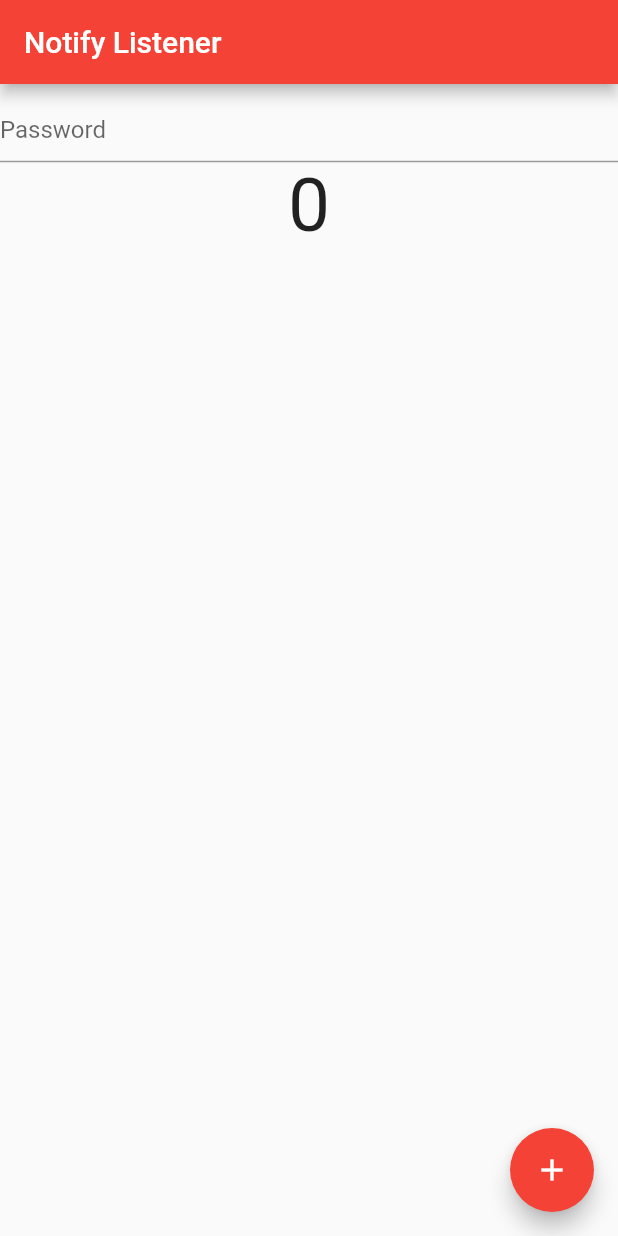
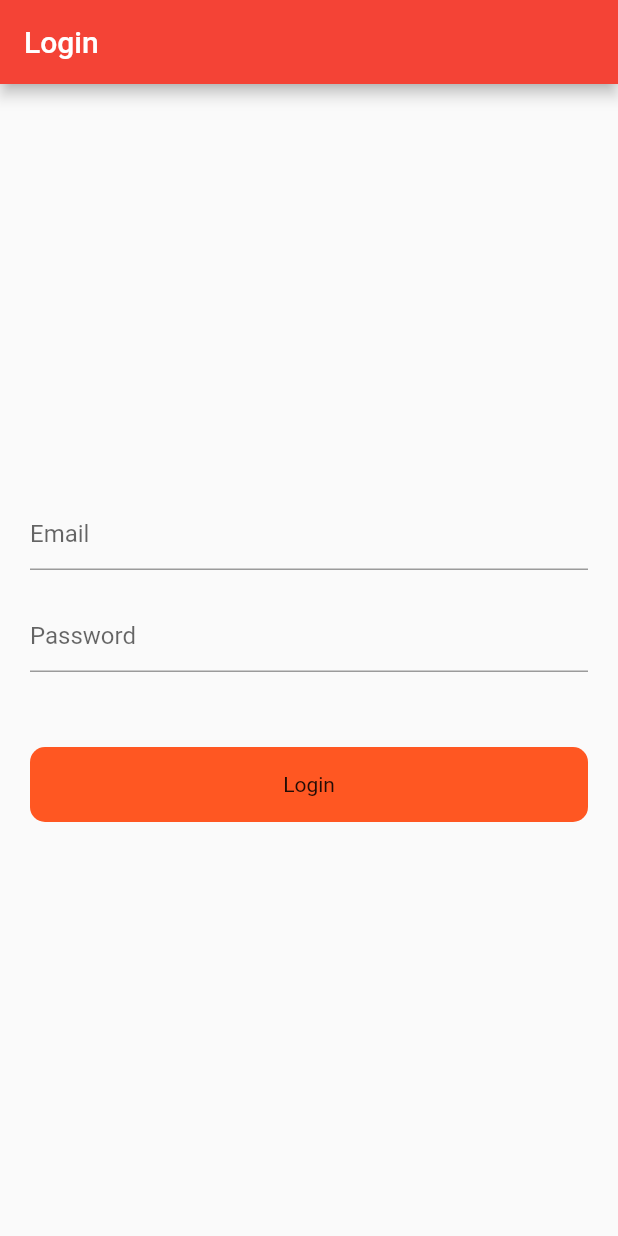
Before and after one commit to BaberHashmi512/Provider, a Flutter app: the screen it shows after launch, on a phone screen of 412 x 824 dp. Run offline on Flutter 3.47's test engine with Material 2 defaults, Android fonts, the phone set to English and light mode, and no system bars.

Commit message:
Provider Completed

```diff
--- a/lib/main.dart
+++ b/lib/main.dart
@@ -1,11 +1,11 @@
 import 'package:flutter/material.dart';
 import 'package:provider/provider.dart';
+import 'package:provider_app/provider/auth_provider.dart';
 import 'package:provider_app/provider/count_provider.dart';
 import 'package:provider_app/provider/example_one_provider.dart';
 import 'package:provider_app/provider/favourite_provider.dart';
 import 'package:provider_app/provider/theme_change_provider.dart';
-import 'package:provider_app/screen/dark_theme.dart';
-import 'package:provider_app/screen/value_notify_listener.dart';
+import 'package:provider_app/screen/login.dart';
 
 void main() {
   runApp(const MyApp());
@@ -22,6 +22,7 @@ class MyApp extends StatelessWidget {
           ChangeNotifierProvider(create: (_) => ExampleOneProvider()),
           ChangeNotifierProvider(create: (_) => FavouriteItemProvider()),
           ChangeNotifierProvider(create: (_) => ThemeChanger()),
+          ChangeNotifierProvider(create: (_) => AuthProvider()),
         ],
         child: Builder(builder: (BuildContext context) {
           final themeChanger = Provider.of<ThemeChanger>(context);
@@ -37,7 +38,7 @@ class MyApp extends StatelessWidget {
             ),
             darkTheme: ThemeData(
                 brightness: Brightness.dark, primarySwatch: Colors.purple),
-            home:  NotifyListenerScreen(),
+            home: const LoginScreen(),
           );
         }));
   }
--- /dev/null
+++ b/lib/provider/auth_provider.dart
@@ -0,0 +1,31 @@
+import 'package:flutter/foundation.dart';
+import 'package:http/http.dart';
+
+class AuthProvider with ChangeNotifier {
+  bool _loading = false;
+
+  bool get loading => _loading;
+
+  setLoading(bool value) {
+    _loading = value;
+    notifyListeners();
+  }
+
+  void login(String email, String password) async {
+    setLoading(true);
+    try {
+      Response response = await post(Uri.parse('https://reqres.in/api/login'),
+          body: {'email': email, 'password': password});
+      if (response.statusCode == 200) {
+        print("SuccessFully");
+        setLoading(false);
+      } else {
+        setLoading(false);
+        print("failed");
+      }
+    } catch (e) {
+      setLoading(false);
+      print(e.toString());
+    }
+  }
+}
--- /dev/null
+++ b/lib/screen/login.dart
@@ -0,0 +1,74 @@
+import 'package:flutter/material.dart';
+import 'package:provider/provider.dart';
+import 'package:provider_app/provider/auth_provider.dart';
+
+class LoginScreen extends StatefulWidget {
+  const LoginScreen({Key? key}) : super(key: key);
+
+  @override
+  State<LoginScreen> createState() => _LoginScreenState();
+}
+
+class _LoginScreenState extends State<LoginScreen> {
+  TextEditingController emailController = TextEditingController();
+  TextEditingController passwordController = TextEditingController();
+
+  @override
+  Widget build(BuildContext context) {
+    final authProvider = Provider.of<AuthProvider>(context);
+    return Scaffold(
+      appBar: AppBar(
+        title: const Text("Login"),
+      ),
+      body: Padding(
+        padding: const EdgeInsets.all(20.0),
+        child: Column(
+          mainAxisAlignment: MainAxisAlignment.center,
+          crossAxisAlignment: CrossAxisAlignment.center,
+          children: [
+            TextFormField(
+              controller: emailController,
+              decoration: const InputDecoration(
+                hintText: "Email",
+              ),
+            ),
+            const SizedBox(
+              height: 20,
+            ),
+            TextFormField(
+              obscureText: true,
+              controller: passwordController,
+              decoration: const InputDecoration(
+                hintText: "Password",
+              ),
+            ),
+            const SizedBox(
+              height: 50,
+            ),
+            InkWell(
+              onTap: () {
+                authProvider.login(
+                  emailController.text.toString(),
+                  passwordController.text.toString(),
+                );
+              },
+              child: Container(
+                height: 50,
+                decoration: BoxDecoration(
+                    color: Colors.deepOrange,
+                    borderRadius: BorderRadius.circular(10)),
+                child: Center(
+                  child: authProvider.loading
+                      ? const CircularProgressIndicator(
+                          color: Colors.white,
+                        )
+                      : const Text("Login"),
+                ),
+              ),
+            )
+          ],
+        ),
+      ),
+    );
+  }
+}
--- a/pubspec.yaml
+++ b/pubspec.yaml
@@ -36,6 +36,7 @@ dependencies:
   # Use with the CupertinoIcons class for iOS style icons.
   cupertino_icons: ^1.0.2
   provider: ^6.0.5
+  http:
 
 dev_dependencies:
   flutter_test:
```
Also changed, not shown: pubspec.lock.
